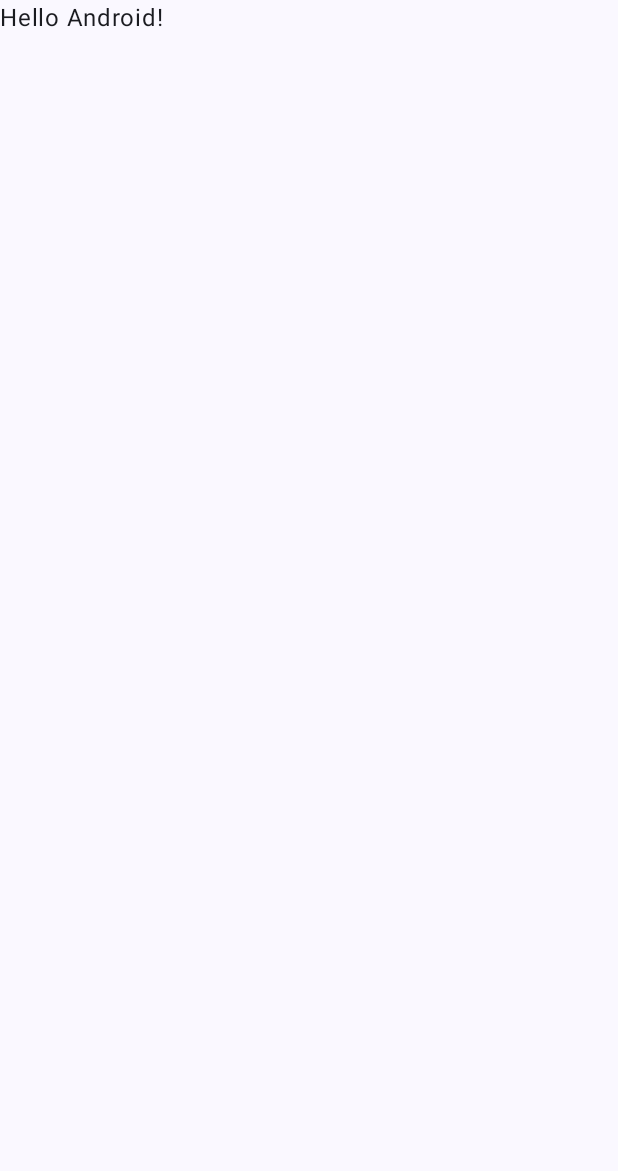
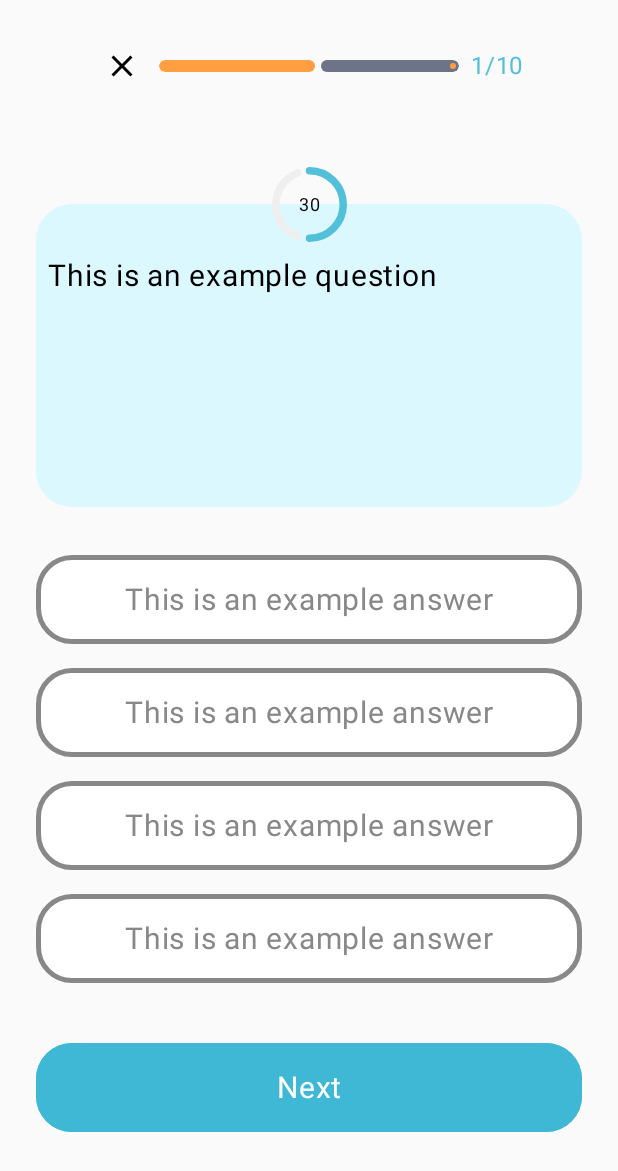
Before and after one commit to muradnajafli/Quiz-App, an Android app built with Jetpack Compose: the screen it shows after launch (MainActivity), on a phone screen of 412 x 824 dp. Before the commit the part shown is almost empty. Shown: the top 1171 px of the screen. Run offline under Robolectric (Android 15) with nearby library versions, the phone set to English and light mode, and no system bars; our stand-ins replace Dagger/Hilt's generated code.

Commit message:
quiz screen

```diff
--- a/app/src/main/java/com/muradnajafli/quizapp/MainActivity.kt
+++ b/app/src/main/java/com/muradnajafli/quizapp/MainActivity.kt
@@ -10,37 +10,20 @@ import androidx.compose.material3.Text
 import androidx.compose.runtime.Composable
 import androidx.compose.ui.Modifier
 import androidx.compose.ui.tooling.preview.Preview
+import androidx.hilt.navigation.compose.hiltViewModel
+import com.muradnajafli.quizapp.presentation.quiz_screen.QuizScreen
+import com.muradnajafli.quizapp.presentation.quiz_screen.QuizScreenViewModel
 import com.muradnajafli.quizapp.ui.theme.QuizAppTheme
+import dagger.hilt.android.AndroidEntryPoint
 
+@AndroidEntryPoint
 class MainActivity : ComponentActivity() {
     override fun onCreate(savedInstanceState: Bundle?) {
         super.onCreate(savedInstanceState)
         setContent {
             QuizAppTheme {
-                // A surface container using the 'background' color from the theme
-                Surface(
-                    modifier = Modifier.fillMaxSize(),
-                    color = MaterialTheme.colorScheme.background
-                ) {
-                    Greeting("Android")
-                }
+                QuizScreen()
             }
         }
     }
 }
-
-@Composable
-fun Greeting(name: String, modifier: Modifier = Modifier) {
-    Text(
-        text = "Hello $name!",
-        modifier = modifier
-    )
-}
-
-@Preview(showBackground = true)
-@Composable
-fun GreetingPreview() {
-    QuizAppTheme {
-        Greeting("Android")
-    }
-}
--- /dev/null
+++ b/app/src/main/java/com/muradnajafli/quizapp/presentation/quiz_screen/QuizBox.kt
@@ -0,0 +1,50 @@
+package com.muradnajafli.quizapp.presentation.quiz_screen
+
+import androidx.compose.foundation.background
+import androidx.compose.foundation.border
+import androidx.compose.foundation.clickable
+import androidx.compose.foundation.layout.Box
+import androidx.compose.foundation.layout.fillMaxSize
+import androidx.compose.foundation.layout.fillMaxWidth
+import androidx.compose.foundation.layout.height
+import androidx.compose.foundation.layout.padding
+import androidx.compose.foundation.layout.wrapContentHeight
+import androidx.compose.foundation.shape.RoundedCornerShape
+import androidx.compose.material3.Text
+import androidx.compose.runtime.Composable
+import androidx.compose.ui.Modifier
+import androidx.compose.ui.graphics.Color
+import androidx.compose.ui.text.style.TextAlign
+import androidx.compose.ui.tooling.preview.Preview
+import androidx.compose.ui.unit.dp
+import androidx.compose.ui.unit.sp
+
+@Composable
+fun QuizBox(
+            text : String,
+            backgroundColor : Color = Color.White,
+            textColor : Color = Color.Gray,
+            borderColor : Color = Color.LightGray,
+            onClick: () -> Unit
+) {
+    Box(
+        modifier = Modifier
+            .fillMaxWidth()
+            .height(75.dp)
+            .padding(horizontal = 24.dp, vertical = 8.dp)
+            .border(3.dp, borderColor, RoundedCornerShape(24.dp))
+            .background(backgroundColor, RoundedCornerShape(24.dp))
+            .clickable { onClick() }
+    ) {
+        Text(text = text, fontSize = 20.sp, color = textColor,
+            modifier = Modifier.fillMaxSize().wrapContentHeight(),
+            textAlign = TextAlign.Center,
+            )
+    }
+}
+
+@Preview(showBackground = true)
+@Composable
+fun QuizAnswerPreview() {
+    QuizBox(text = "This is an example answer") {}
+}
--- /dev/null
+++ b/app/src/main/java/com/muradnajafli/quizapp/presentation/quiz_screen/QuizScreen.kt
@@ -0,0 +1,183 @@
+package com.muradnajafli.quizapp.presentation.quiz_screen
+
+import androidx.compose.foundation.background
+import androidx.compose.foundation.clickable
+import androidx.compose.foundation.layout.Arrangement
+import androidx.compose.foundation.layout.Box
+import androidx.compose.foundation.layout.Column
+import androidx.compose.foundation.layout.Row
+import androidx.compose.foundation.layout.Spacer
+import androidx.compose.foundation.layout.absoluteOffset
+import androidx.compose.foundation.layout.fillMaxSize
+import androidx.compose.foundation.layout.fillMaxWidth
+import androidx.compose.foundation.layout.height
+import androidx.compose.foundation.layout.padding
+import androidx.compose.foundation.layout.size
+import androidx.compose.foundation.layout.width
+import androidx.compose.foundation.shape.RoundedCornerShape
+import androidx.compose.material.icons.Icons
+import androidx.compose.material.icons.filled.Close
+import androidx.compose.material3.CircularProgressIndicator
+import androidx.compose.material3.Icon
+import androidx.compose.material3.LinearProgressIndicator
+import androidx.compose.material3.Text
+import androidx.compose.runtime.Composable
+import androidx.compose.ui.Alignment
+import androidx.compose.ui.Modifier
+import androidx.compose.ui.draw.clip
+import androidx.compose.ui.graphics.Color
+import androidx.compose.ui.graphics.StrokeCap
+import androidx.compose.ui.text.style.TextAlign
+import androidx.compose.ui.tooling.preview.Preview
+import androidx.compose.ui.unit.dp
+import androidx.compose.ui.unit.sp
+import androidx.hilt.navigation.compose.hiltViewModel
+import com.muradnajafli.quizapp.ui.theme.CircularProgressBarTrackColor
+import com.muradnajafli.quizapp.ui.theme.LinearProgressColor
+import com.muradnajafli.quizapp.ui.theme.NextButtonColor
+import com.muradnajafli.quizapp.ui.theme.ProgressTextColor
+import com.muradnajafli.quizapp.ui.theme.QuizQuestionBoxBackgroundColor
+
+@Composable
+fun QuizScreen(
+    viewModel: QuizScreenViewModel = hiltViewModel()
+) {
+
+    viewModel.setTrueAnswer(0)
+
+    Column(modifier = Modifier.fillMaxSize()) {
+        Row(
+            modifier = Modifier
+                .fillMaxWidth()
+                .padding(24.dp),
+            verticalAlignment = Alignment.CenterVertically,
+            horizontalArrangement = Arrangement.Center
+        )
+        {
+            Icon(Icons.Default.Close,
+                contentDescription = "Close",
+                modifier = Modifier
+                    .width(50.dp)
+                    .padding(8.dp)
+                    .clickable { /*TODO*/ }
+            )
+
+            LinearProgressIndicator(
+                progress = { 0.5f },
+                color = LinearProgressColor,
+                modifier = Modifier
+                    .width(200.dp)
+                    .height(8.dp)
+                    .clip(shape = RoundedCornerShape(4.dp))
+            )
+
+            Text(text = "1/10",
+                fontSize = 16.sp,
+                textAlign = TextAlign.Center,
+                maxLines = 1,
+                color = ProgressTextColor,
+                modifier = Modifier
+                    .width(50.dp)
+            )
+        }
+
+        Spacer(modifier = Modifier.height(24.dp))
+
+        Box(
+            modifier = Modifier
+                .fillMaxWidth()
+                .height(250.dp)
+                .padding(24.dp)
+                .background(
+                    color = QuizQuestionBoxBackgroundColor,
+                    shape = RoundedCornerShape(24.dp)
+                )
+        ) {
+                Box(modifier = Modifier
+                    .size(50.dp).align(Alignment.TopCenter)
+                    .absoluteOffset(y = (-25).dp),
+                    contentAlignment = Alignment.Center,
+                    ){
+                    CircularProgressIndicator(
+                        progress = { 0.5f },
+                        modifier = Modifier
+                            .size(50.dp),
+                        color = ProgressTextColor,
+                        strokeWidth = 5.dp,
+                        strokeCap = StrokeCap.Round,
+                        trackColor = CircularProgressBarTrackColor
+                    )
+                    Text(text = "30",
+                        fontSize = 12.sp,
+                        maxLines = 1,
+                        color = Color.Black,
+                        modifier = Modifier
+                            .align(Alignment.Center),
+                        )
+                }
+
+                Spacer(modifier = Modifier.height(24.dp))
+
+                Text(
+                    text = "This is an example question",
+                    fontSize = 20.sp,
+                    textAlign = TextAlign.Start,
+                    modifier = Modifier
+                        .fillMaxSize()
+                        .padding(top = 36.dp, start = 8.dp, end = 8.dp, bottom = 8.dp)
+                )
+        }
+
+        Column(
+            modifier = Modifier.align(Alignment.CenterHorizontally),
+            verticalArrangement = Arrangement.Top,
+            horizontalAlignment = Alignment.CenterHorizontally
+        ) {
+            QuizBox(
+                text = "This is an example answer",
+                backgroundColor = viewModel.backgroundColor[0],
+                borderColor = viewModel.borderColor[0],
+                textColor = viewModel.borderColor[0],
+                onClick = { viewModel.highLight(0) }
+            )
+            QuizBox(
+                text = "This is an example answer",
+                backgroundColor = viewModel.backgroundColor[1],
+                borderColor = viewModel.borderColor[1],
+                textColor = viewModel.borderColor[1],
+                onClick = { viewModel.highLight( 1) }
+            )
+            QuizBox(
+                text = "This is an example answer",
+                backgroundColor = viewModel.backgroundColor[2],
+                borderColor = viewModel.borderColor[2],
+                textColor = viewModel.borderColor[2],
+                onClick = { viewModel.highLight( 2) }
+            )
+            QuizBox(
+                text = "This is an example answer",
+                backgroundColor = viewModel.backgroundColor[3],
+                borderColor = viewModel.borderColor[3],
+                textColor = viewModel.borderColor[3],
+                onClick = { viewModel.highLight( 3) }
+            )
+        }
+
+        Spacer(modifier = Modifier.height(24.dp))
+
+        QuizBox(
+            text = "Next",
+            backgroundColor = NextButtonColor,
+            borderColor = NextButtonColor,
+            textColor = Color.White,
+            onClick = { viewModel.highLight( 2) }
+        )
+        Spacer(modifier = Modifier.height(24.dp))
+    }
+}
+
+@Preview(showBackground = true)
+@Composable
+fun PreviewQuizScreen() {
+    QuizScreen()
+}
--- /dev/null
+++ b/app/src/main/java/com/muradnajafli/quizapp/presentation/quiz_screen/QuizScreenViewModel.kt
@@ -0,0 +1,48 @@
+package com.muradnajafli.quizapp.presentation.quiz_screen
+
+import androidx.compose.runtime.mutableStateListOf
+import androidx.compose.ui.graphics.Color
+import androidx.lifecycle.ViewModel
+import com.muradnajafli.quizapp.ui.theme.QuizBoxFalseBorderHighlightColor
+import com.muradnajafli.quizapp.ui.theme.QuizBoxFalseHighlightColor
+import com.muradnajafli.quizapp.ui.theme.QuizBoxTrueBorderHighlightColor
+import com.muradnajafli.quizapp.ui.theme.QuizBoxTrueHighlightColor
+import dagger.hilt.android.lifecycle.HiltViewModel
+import javax.inject.Inject
+
+@HiltViewModel
+class QuizScreenViewModel @Inject constructor() : ViewModel(){
+
+    val backgroundColor = mutableStateListOf<Color>(Color.White, Color.White, Color.White, Color.White)
+    val borderColor = mutableStateListOf<Color>(Color.Gray, Color.Gray, Color.Gray, Color.Gray)
+    val answerState = mutableStateListOf<Boolean>(false, true, false, false)
+
+    fun highLight(index: Int){
+        backgroundColor.fill(Color.White)
+        borderColor.fill(Color.Gray)
+
+        val trueAnswer = answerState[index]
+
+        if(trueAnswer) {
+            backgroundColor[index] = QuizBoxTrueHighlightColor
+            borderColor[index] = QuizBoxTrueBorderHighlightColor
+        }else {
+            backgroundColor[index] = QuizBoxFalseHighlightColor
+            borderColor[index] = QuizBoxFalseBorderHighlightColor
+
+            val trueIndex = answerState.indexOf(true)
+
+            backgroundColor[trueIndex] = QuizBoxTrueHighlightColor
+            borderColor[trueIndex] = QuizBoxTrueBorderHighlightColor
+        }
+    }
+
+    fun handleNextButton(){
+        //TODO
+    }
+
+    fun setTrueAnswer(index: Int){
+        answerState.fill(false)
+        answerState[index] = true
+    }
+}
--- a/app/src/main/java/com/muradnajafli/quizapp/ui/theme/Color.kt
+++ b/app/src/main/java/com/muradnajafli/quizapp/ui/theme/Color.kt
@@ -9,3 +9,17 @@ val Pink80 = Color(0xFFEFB8C8)
 val Purple40 = Color(0xFF6650a4)
 val PurpleGrey40 = Color(0xFF625b71)
 val Pink40 = Color(0xFF7D5260)
+
+val QuizBoxTrueHighlightColor = Color(0xFF85FFFF)
+val QuizBoxFalseHighlightColor = Color(0xFFFF7272)
+val QuizBoxTrueBorderHighlightColor = Color(0xFF4CFFFF)
+val QuizBoxFalseBorderHighlightColor = Color(0xFFFF3C3C)
+
+val QuizQuestionBoxBackgroundColor = Color(0xFFDCF8FF)
+
+val LinearProgressColor = Color(0xFFFF9F41)
+val ProgressTextColor = Color(0xFF52C0D9)
+
+val CircularProgressBarTrackColor = Color(0xFFEFEFEF)
+
+val NextButtonColor = Color(0xFF3EB8D4)
```
